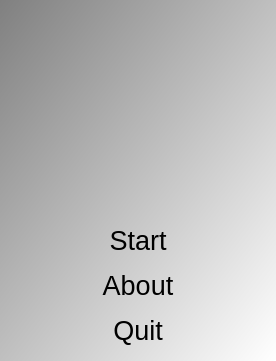
First picture: the form in Tools/ToolCodeToHtml/qtcodetohtmlmenudialog.ui, repository richelbilderbeek/ProjectRichelBilderbeek, before the edit.
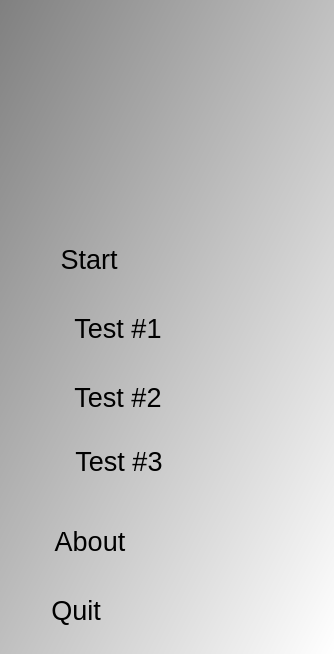
Second picture: the form after the edit. Icons and pictures are not drawn.

The edit to the form file:
```diff
--- a/Tools/ToolCodeToHtml/qtcodetohtmlmenudialog.ui
+++ b/Tools/ToolCodeToHtml/qtcodetohtmlmenudialog.ui
@@ -6,8 +6,8 @@
    <rect>
     <x>0</x>
     <y>0</y>
-    <width>276</width>
-    <height>361</height>
+    <width>334</width>
+    <height>654</height>
    </rect>
   </property>
   <property name="font">
@@ -30,51 +30,130 @@
 QPushButton { color: rgb(0,0,0); }
 QPushButton { font: 48px &quot;Courier New&quot;, courier, monospace }</string>
   </property>
-  <layout class="QGridLayout" name="gridLayout">
-   <item row="2" column="0">
-    <widget class="QPushButton" name="button_about">
-     <property name="text">
-      <string>About</string>
-     </property>
-     <property name="flat">
-      <bool>true</bool>
-     </property>
-    </widget>
-   </item>
-   <item row="3" column="0">
-    <widget class="QPushButton" name="button_quit">
-     <property name="text">
-      <string>Quit</string>
-     </property>
-     <property name="flat">
-      <bool>true</bool>
-     </property>
-    </widget>
-   </item>
-   <item row="1" column="0">
-    <widget class="QPushButton" name="button_start">
-     <property name="text">
-      <string>Start</string>
-     </property>
-     <property name="flat">
-      <bool>true</bool>
-     </property>
-    </widget>
-   </item>
-   <item row="0" column="0">
-    <widget class="QLabel" name="label">
-     <property name="text">
-      <string/>
-     </property>
-     <property name="pixmap">
-      <pixmap resource="ToolCodeToHtml.qrc">:/images/ToolCodeToHtmlHelloWorld.png</pixmap>
-     </property>
-     <property name="alignment">
-      <set>Qt::AlignCenter</set>
-     </property>
-    </widget>
-   </item>
-  </layout>
+  <widget class="QLabel" name="label">
+   <property name="geometry">
+    <rect>
+     <x>9</x>
+     <y>9</y>
+     <width>258</width>
+     <height>127</height>
+    </rect>
+   </property>
+   <property name="text">
+    <string/>
+   </property>
+   <property name="pixmap">
+    <pixmap resource="ToolCodeToHtml.qrc">:/images/ToolCodeToHtmlHelloWorld.png</pixmap>
+   </property>
+   <property name="alignment">
+    <set>Qt::AlignCenter</set>
+   </property>
+  </widget>
+  <widget class="QPushButton" name="button_start">
+   <property name="geometry">
+    <rect>
+     <x>9</x>
+     <y>228</y>
+     <width>160</width>
+     <height>63</height>
+    </rect>
+   </property>
+   <property name="text">
+    <string>Start</string>
+   </property>
+   <property name="flat">
+    <bool>true</bool>
+   </property>
+  </widget>
+  <widget class="QPushButton" name="button_test_1">
+   <property name="geometry">
+    <rect>
+     <x>9</x>
+     <y>297</y>
+     <width>218</width>
+     <height>63</height>
+    </rect>
+   </property>
+   <property name="toolTip">
+    <string>Test if all pages with added text are valid</string>
+   </property>
+   <property name="text">
+    <string>Test #1</string>
+   </property>
+   <property name="flat">
+    <bool>true</bool>
+   </property>
+  </widget>
+  <widget class="QPushButton" name="button_test_2">
+   <property name="geometry">
+    <rect>
+     <x>9</x>
+     <y>366</y>
+     <width>218</width>
+     <height>63</height>
+    </rect>
+   </property>
+   <property name="toolTip">
+    <string>Test if all pages with added text are valid</string>
+   </property>
+   <property name="text">
+    <string>Test #2</string>
+   </property>
+   <property name="flat">
+    <bool>true</bool>
+   </property>
+  </widget>
+  <widget class="QPushButton" name="button_about">
+   <property name="geometry">
+    <rect>
+     <x>10</x>
+     <y>510</y>
+     <width>160</width>
+     <height>63</height>
+    </rect>
+   </property>
+   <property name="text">
+    <string>About</string>
+   </property>
+   <property name="flat">
+    <bool>true</bool>
+   </property>
+  </widget>
+  <widget class="QPushButton" name="button_quit">
+   <property name="geometry">
+    <rect>
+     <x>10</x>
+     <y>579</y>
+     <width>132</width>
+     <height>63</height>
+    </rect>
+   </property>
+   <property name="text">
+    <string>Quit</string>
+   </property>
+   <property name="flat">
+    <bool>true</bool>
+   </property>
+  </widget>
+  <widget class="QPushButton" name="button_test_3">
+   <property name="geometry">
+    <rect>
+     <x>10</x>
+     <y>430</y>
+     <width>218</width>
+     <height>63</height>
+    </rect>
+   </property>
+   <property name="toolTip">
+    <string>Test if all pages with added text are valid</string>
+   </property>
+   <property name="text">
+    <string>Test #3</string>
+   </property>
+   <property name="flat">
+    <bool>true</bool>
+   </property>
+  </widget>
  </widget>
  <tabstops>
   <tabstop>button_start</tabstop>
```
